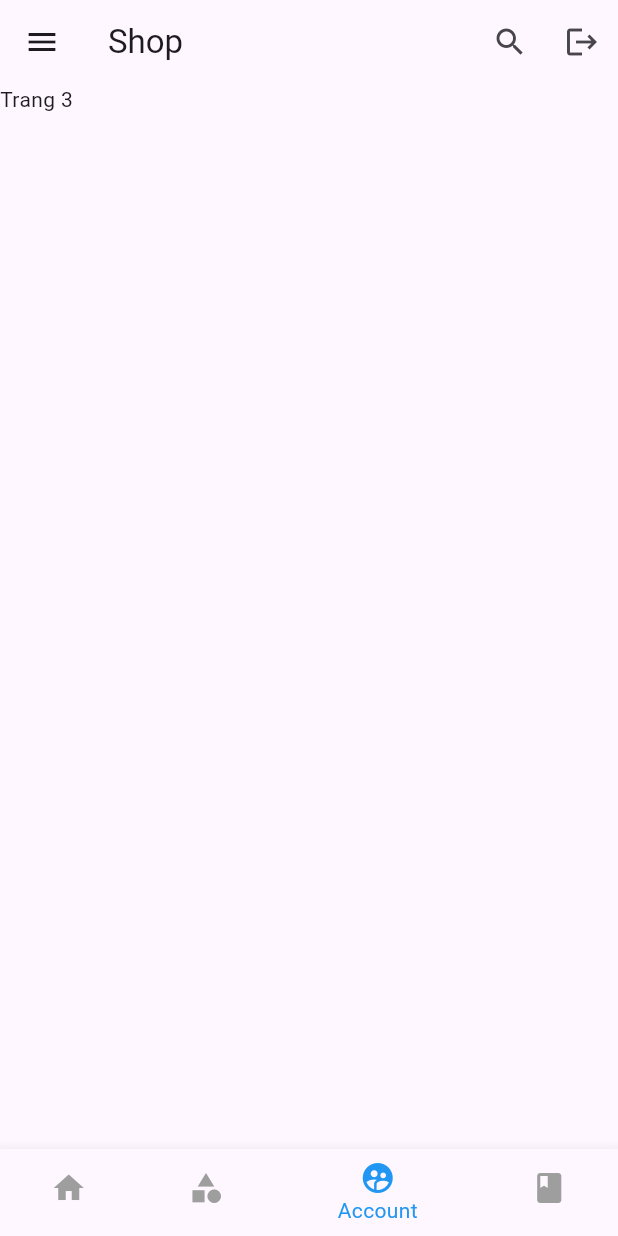
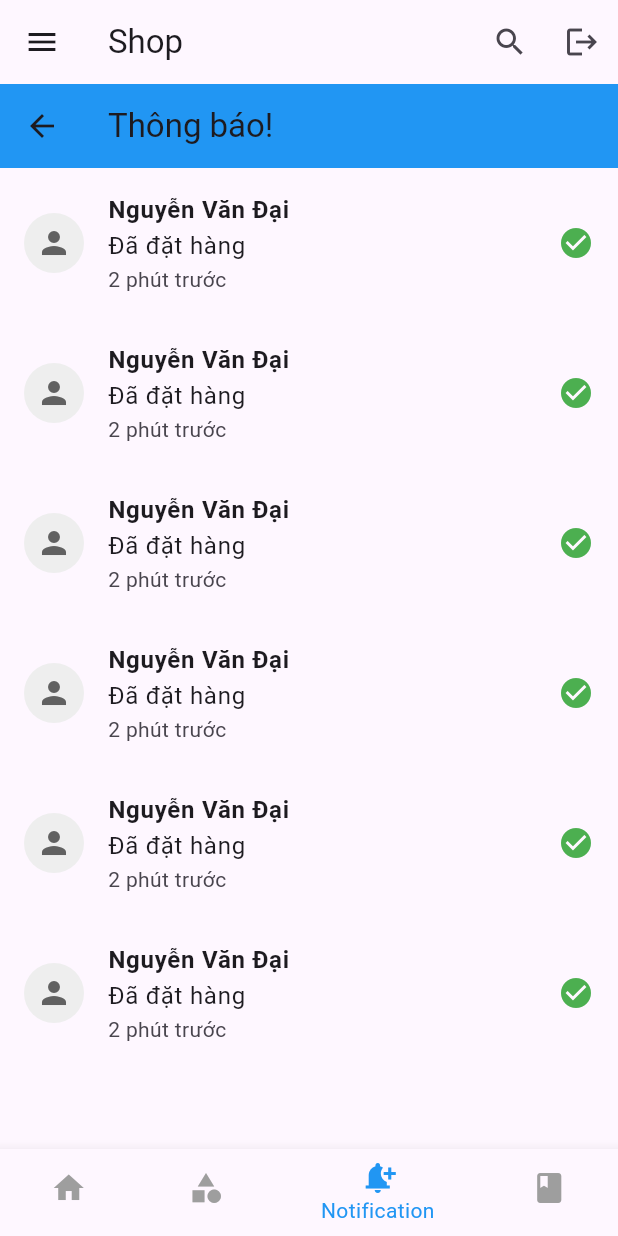
Before and after one commit to duong1998nd/flutter_shop, a Flutter app: the HomeScreen screen opened directly, item 3 of the bottom bar chosen, on a phone screen of 412 x 824 dp. Run offline on Flutter 3.47's test engine with Material 3 defaults, Android fonts, the phone set to English and light mode, and no system bars; our stand-ins replace carousel_slider, google_fonts, jwt_decoder, shared_preferences; accounts and stored records are empty; network calls fail.

Commit message:
chi tiet, thong bao

```diff
--- a/lib/model/Category.dart
+++ b/lib/model/Category.dart
@@ -18,5 +18,4 @@ class Category {
       "status": status
     };
   }
-
 }
--- a/lib/model/common.dart
+++ b/lib/model/common.dart
@@ -1,4 +1,4 @@
 class Common{
-  static const String _domain="http://172.16.0.211:8098";
+  static const String _domain="http://172.16.0.215:8098";
   static String get domain=>_domain;
 }
--- a/lib/screens/MyHomePage.dart
+++ b/lib/screens/MyHomePage.dart
@@ -5,6 +5,8 @@ import 'package:btl_sem4/model/common.dart';
 import 'package:btl_sem4/model/user.dart';
 import 'package:btl_sem4/screens/AccountDetail.dart';
 import 'package:btl_sem4/screens/HomeContent.dart';
+import 'package:btl_sem4/screens/Notification.dart';
+import 'package:btl_sem4/screens/ProductDetail.dart';
 import 'package:btl_sem4/screens/login.dart';
 import 'package:btl_sem4/services/CategoryService.dart';
 import 'package:flutter/material.dart';
@@ -52,8 +54,8 @@ class _HomeScreenState extends State<HomeScreen> {
   final List<Widget> _pages = [
       HomeContent(),
       AccountDetail(),
-      Text("Trang 3"),
-      Text("Trang 4"),
+      NotificationPage(),
+      ProductDetailScreen(),
   ];
 
   final List<String> imgList = [
@@ -381,8 +383,8 @@ class _HomeScreenState extends State<HomeScreen> {
             label: 'Category',
           ),
           BottomNavigationBarItem(
-            icon: Icon(Icons.supervised_user_circle_rounded),
-            label: 'Account',
+            icon: Icon(Icons.notification_add),
+            label: 'Notification',
           ),
           BottomNavigationBarItem(
             icon: Icon(Icons.book),
--- /dev/null
+++ b/lib/screens/Notification.dart
@@ -0,0 +1,99 @@
+import 'package:flutter/cupertino.dart';
+import 'package:flutter/material.dart';
+
+class NotificationPage extends StatelessWidget {
+  @override
+  Widget build(BuildContext context) {
+    // Hard-coded notification data
+    final List<Map<String, String>> notifications = [
+      {
+        'userName': 'Nguyễn Văn Đại',
+        'action': 'Đã đặt hàng',
+        'timeAgo': '2 phút trước',
+      },
+      {
+        'userName': 'Nguyễn Văn Đại',
+        'action': 'Đã đặt hàng',
+        'timeAgo': '2 phút trước',
+      },
+      {
+        'userName': 'Nguyễn Văn Đại',
+        'action': 'Đã đặt hàng',
+        'timeAgo': '2 phút trước',
+      },
+      {
+        'userName': 'Nguyễn Văn Đại',
+        'action': 'Đã đặt hàng',
+        'timeAgo': '2 phút trước',
+      },
+      {
+        'userName': 'Nguyễn Văn Đại',
+        'action': 'Đã đặt hàng',
+        'timeAgo': '2 phút trước',
+      },
+      {
+        'userName': 'Nguyễn Văn Đại',
+        'action': 'Đã đặt hàng',
+        'timeAgo': '2 phút trước',
+      },
+
+    ];
+    return Scaffold(
+      appBar: AppBar(
+        title: Text('Thông báo!'),
+        backgroundColor: Colors.blue,
+      ),
+      body: ListView.builder(
+        itemCount: notifications.length,
+        itemBuilder: (context, index) {
+          final notification = notifications[index];
+          return NotificationTile(
+            userName: notification['userName']!,
+            action: notification['action']!,
+            timeAgo: notification['timeAgo']!,
+          );
+        },
+      ),
+    );
+  }
+}
+class NotificationTile extends StatelessWidget {
+  final String userName;
+  final String action;
+  final String timeAgo;
+
+  const NotificationTile({
+    required this.userName,
+    required this.action,
+    required this.timeAgo,
+  });
+  @override
+  Widget build(BuildContext context) {
+    return ListTile(
+      contentPadding: EdgeInsets.symmetric(vertical: 8.0, horizontal: 16.0),
+      leading: CircleAvatar(
+        backgroundColor: Colors.grey[200],
+        child: Icon(Icons.person, color: Colors.grey[700]),
+      ),
+      title: Column(
+        crossAxisAlignment: CrossAxisAlignment.start,
+        children: [
+          Text(
+            userName,
+            style: TextStyle(
+              fontWeight: FontWeight.bold,
+            ),
+          ),
+          Text(
+            action,
+            style: TextStyle(
+              fontWeight: FontWeight.normal, // Bạn có thể thay đổi style nếu cần
+            ),
+          ),
+        ],
+      ),
+      subtitle: Text(timeAgo),
+      trailing: Icon(Icons.check_circle, color: Colors.green),
+    );
+  }
+}
```
Also changed, not shown: lib/screens/ProductDetail.dart (added, +110 -0 lines), lib/model/notification.dart (added).
